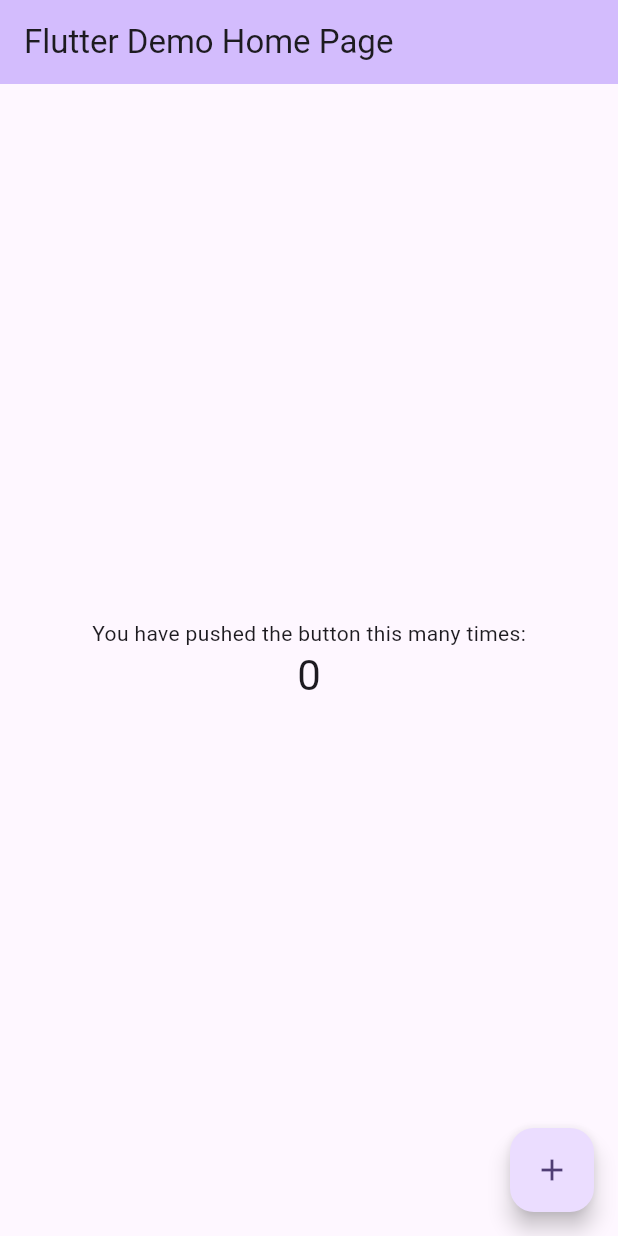
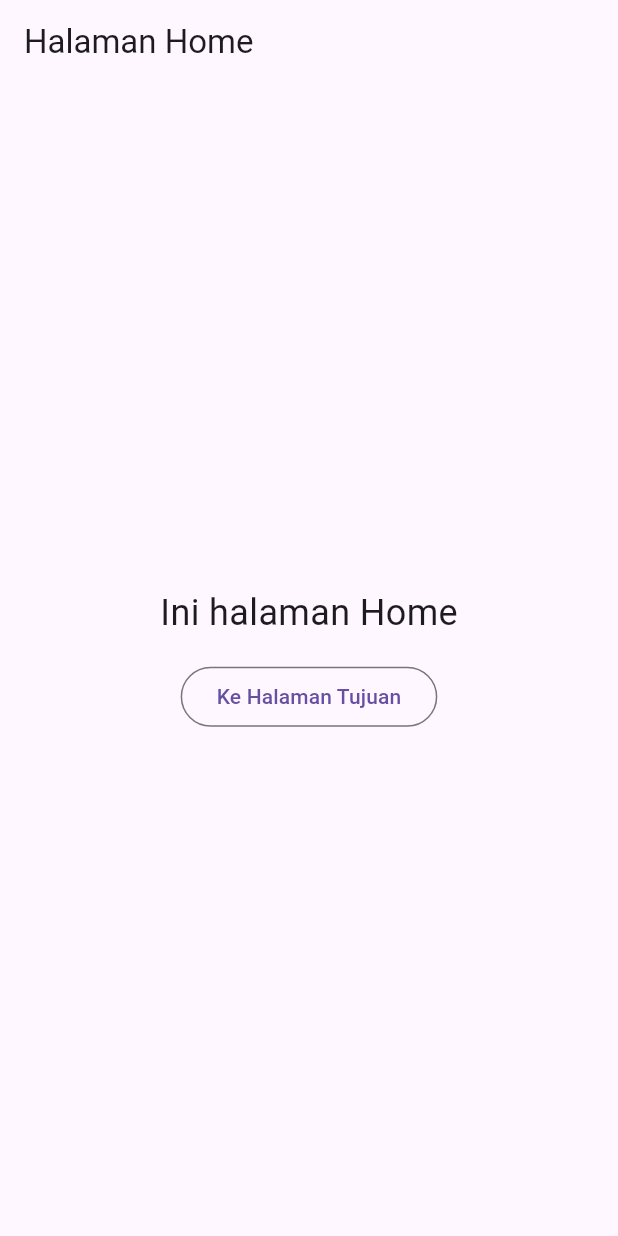
Before and after one commit to contrapoetra/mobile-programming-7, a Flutter app: the screen it shows after launch, on a phone screen of 412 x 824 dp. Run offline on Flutter 3.47's test engine with Material 3 defaults, Android fonts, the phone set to English and light mode, and no system bars.

Commit message:
add basic namedroute functions

```diff
--- /dev/null
+++ b/demo_navigasi_namedroute/lib/home.dart
@@ -0,0 +1,40 @@
+import 'package:flutter/material.dart';
+import 'tujuan.dart';
+import 'screen_arguments.dart';
+
+class Home extends StatelessWidget {
+  const Home({super.key});
+
+  @override
+  Widget build(BuildContext context) {
+    return Scaffold(
+      appBar: AppBar(title: const Text('Halaman Home')),
+      body: Center(
+        child: Column(
+          mainAxisSize: MainAxisSize.min,
+          children: [
+            const Text('Ini halaman Home',
+                style: TextStyle(
+                  fontSize: 24,
+                )),
+            const SizedBox(height: 15),
+            OutlinedButton(
+              onPressed: () {
+                final args = ScreenArguments(
+                    'Judul Game',
+                    'Genre: Action',
+                    'Ini adalah deskripsi singkat dari game.');
+                Navigator.pushNamed(
+                  context,
+                  Tujuan.routeName,
+                  arguments: args,
+                );
+              },
+              child: const Text('Ke Halaman Tujuan'),
+            ),
+          ],
+        ),
+      ),
+    );
+  }
+}
--- a/demo_navigasi_namedroute/lib/main.dart
+++ b/demo_navigasi_namedroute/lib/main.dart
@@ -1,4 +1,6 @@
 import 'package:flutter/material.dart';
+import 'home.dart';
+import 'tujuan.dart';
 
 void main() {
   runApp(const MyApp());
@@ -7,116 +9,15 @@ void main() {
 class MyApp extends StatelessWidget {
   const MyApp({super.key});
 
-  // This widget is the root of your application.
   @override
   Widget build(BuildContext context) {
     return MaterialApp(
-      title: 'Flutter Demo',
-      theme: ThemeData(
-        // This is the theme of your application.
-        //
-        // TRY THIS: Try running your application with "flutter run". You'll see
-        // the application has a purple toolbar. Then, without quitting the app,
-        // try changing the seedColor in the colorScheme below to Colors.green
-        // and then invoke "hot reload" (save your changes or press the "hot
-        // reload" button in a Flutter-supported IDE, or press "r" if you used
-        // the command line to start the app).
-        //
-        // Notice that the counter didn't reset back to zero; the application
-        // state is not lost during the reload. To reset the state, use hot
-        // restart instead.
-        //
-        // This works for code too, not just values: Most code changes can be
-        // tested with just a hot reload.
-        colorScheme: ColorScheme.fromSeed(seedColor: Colors.deepPurple),
-      ),
-      home: const MyHomePage(title: 'Flutter Demo Home Page'),
+      debugShowCheckedModeBanner: false,
+      initialRoute: '/',
+      routes: {
+        '/': (context) => const Home(),
+        Tujuan.routeName: (context) => const Tujuan(),
+      },
     );
   }
 }
-
-class MyHomePage extends StatefulWidget {
-  const MyHomePage({super.key, required this.title});
-
-  // This widget is the home page of your application. It is stateful, meaning
-  // that it has a State object (defined below) that contains fields that affect
-  // how it looks.
-
-  // This class is the configuration for the state. It holds the values (in this
-  // case the title) provided by the parent (in this case the App widget) and
-  // used by the build method of the State. Fields in a Widget subclass are
-  // always marked "final".
-
-  final String title;
-
-  @override
-  State<MyHomePage> createState() => _MyHomePageState();
-}
-
-class _MyHomePageState extends State<MyHomePage> {
-  int _counter = 0;
-
-  void _incrementCounter() {
-    setState(() {
-      // This call to setState tells the Flutter framework that something has
-      // changed in this State, which causes it to rerun the build method below
-      // so that the display can reflect the updated values. If we changed
-      // _counter without calling setState(), then the build method would not be
-      // called again, and so nothing would appear to happen.
-      _counter++;
-    });
-  }
-
-  @override
-  Widget build(BuildContext context) {
-    // This method is rerun every time setState is called, for instance as done
-    // by the _incrementCounter method above.
-    //
-    // The Flutter framework has been optimized to make rerunning build methods
-    // fast, so that you can just rebuild anything that needs updating rather
-    // than having to individually change instances of widgets.
-    return Scaffold(
-      appBar: AppBar(
-        // TRY THIS: Try changing the color here to a specific color (to
-        // Colors.amber, perhaps?) and trigger a hot reload to see the AppBar
-        // change color while the other colors stay the same.
-        backgroundColor: Theme.of(context).colorScheme.inversePrimary,
-        // Here we take the value from the MyHomePage object that was created by
-        // the App.build method, and use it to set our appbar title.
-        title: Text(widget.title),
-      ),
-      body: Center(
-        // Center is a layout widget. It takes a single child and positions it
-        // in the middle of the parent.
-        child: Column(
-          // Column is also a layout widget. It takes a list of children and
-          // arranges them vertically. By default, it sizes itself to fit its
-          // children horizontally, and tries to be as tall as its parent.
-          //
-          // Column has various properties to control how it sizes itself and
-          // how it positions its children. Here we use mainAxisAlignment to
-          // center the children vertically; the main axis here is the vertical
-          // axis because Columns are vertical (the cross axis would be
-          // horizontal).
-          //
-          // TRY THIS: Invoke "debug painting" (choose the "Toggle Debug Paint"
-          // action in the IDE, or press "p" in the console), to see the
-          // wireframe for each widget.
-          mainAxisAlignment: MainAxisAlignment.center,
-          children: <Widget>[
-            const Text('You have pushed the button this many times:'),
-            Text(
-              '$_counter',
-              style: Theme.of(context).textTheme.headlineMedium,
-            ),
-          ],
-        ),
-      ),
-      floatingActionButton: FloatingActionButton(
-        onPressed: _incrementCounter,
-        tooltip: 'Increment',
-        child: const Icon(Icons.add),
-      ), // This trailing comma makes auto-formatting nicer for build methods.
-    );
-  }
-}
--- /dev/null
+++ b/demo_navigasi_namedroute/lib/screen_arguments.dart
@@ -0,0 +1,7 @@
+class ScreenArguments {
+  final String title;
+  final String subtitle;
+  final String description;
+
+  ScreenArguments(this.title, this.subtitle, this.description);
+}
```
Also changed, not shown: demo_navigasi_namedroute/lib/tujuan.dart (added, +44 -0 lines).
